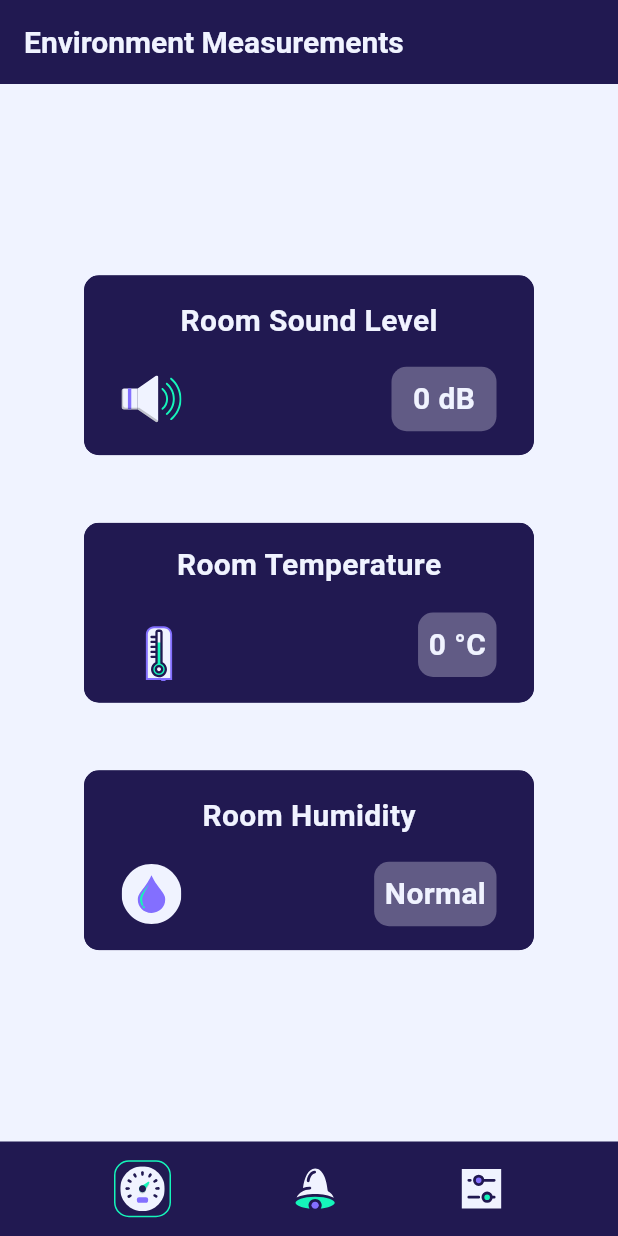
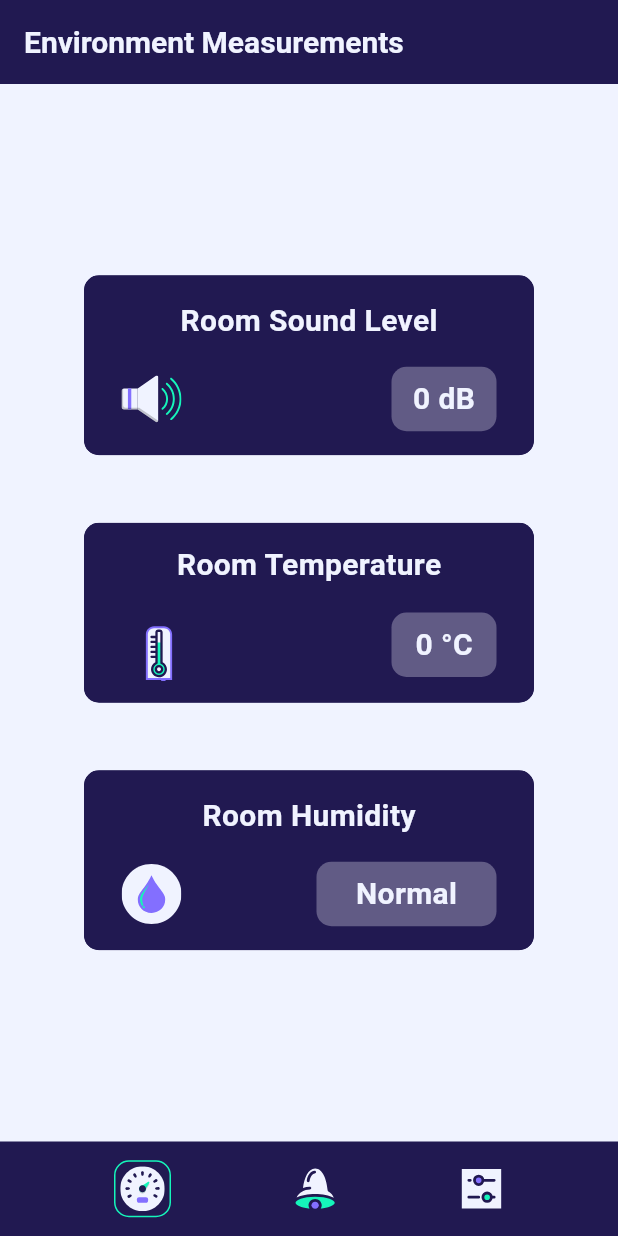
Before and after one commit to LordStacker/mobile_exam, a Flutter app: the screen it shows after launch, on a phone screen of 412 x 824 dp. Run offline on Flutter 3.47's test engine with Material 3 defaults, Android fonts, the phone set to English and light mode, and no system bars; our stand-ins replace flutter_svg; network calls fail.

Commit message:
fixed border glitch in all measurements widgets

```diff
--- a/lib/widgets/HumidityWidget.dart
+++ b/lib/widgets/HumidityWidget.dart
@@ -77,17 +77,20 @@ class _HumitdityWidgetState extends State<HumitdityWidget> {
                               height: 40,
                             ),
                             Container(
+                              width: 120,
                               padding: EdgeInsets.all(7),
                               decoration: BoxDecoration(
                                 color: Color(0xff615B85),
                                 borderRadius: BorderRadius.circular(10),
                               ),
+                              child: Center(
                                 child: Text(
                                   '$retrievedHumidityLevel',
                                   style: TextStyle(
                                     fontSize: 20,
                                     fontWeight: FontWeight.bold,
                                     color: Color(0xffF0F3FF),
+                                  ),
                                 ),
                               ),
                             ),
--- a/lib/widgets/TemperatureWidget.dart
+++ b/lib/widgets/TemperatureWidget.dart
@@ -76,17 +76,20 @@ class _TemperatureWidgetState extends State<TemperatureWidget> {
                               height: 50,
                             ),
                             Container(
+                              width: 70,
                               padding: EdgeInsets.all(7),
                               decoration: BoxDecoration(
                                 color: Color(0xff615B85),
                                 borderRadius: BorderRadius.circular(10),
                               ),
+                              child: Center(
                                 child: Text(
                                   '$retrievedTemperatureLevel °C',
                                   style: TextStyle(
                                     fontSize: 20,
                                     fontWeight: FontWeight.bold,
                                     color: Color(0xffF0F3FF),
+                                  ),
                                 ),
                               ),
                             ),
```
Lines whose indentation alone changed are shown as unchanged.
